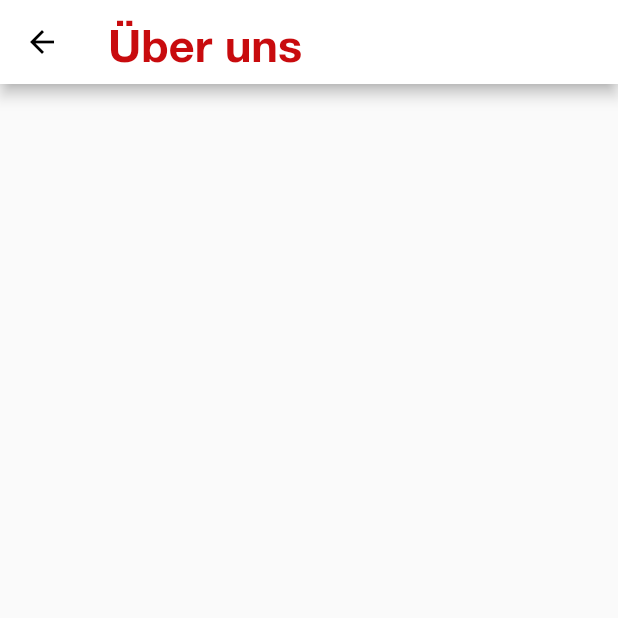
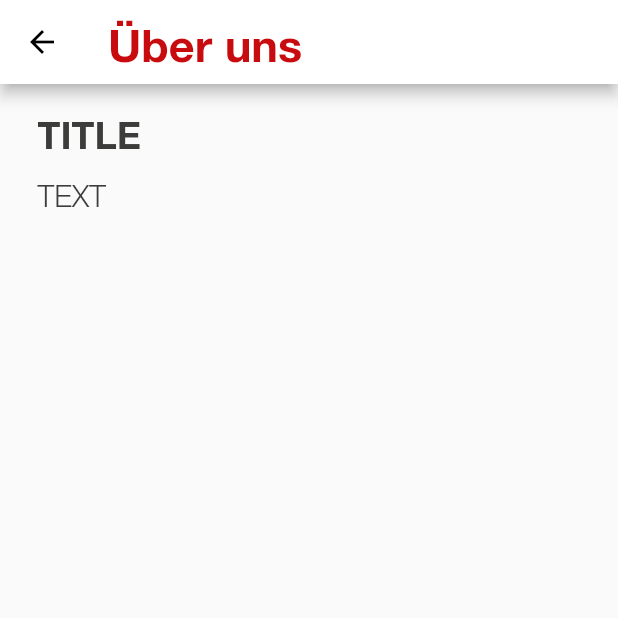
Before and after one commit to RemoCharles/whes-tablet-app, a Flutter app: the AboutUs screen opened directly, on a phone screen of 412 x 824 dp, the top half of it. Run offline on Flutter 3.47's test engine with Material 2 defaults, Android fonts, the phone set to English and light mode, and no system bars; our stand-ins replace shared_preferences; accounts and stored records are empty.

Commit message:
Added text and title widget and logic for about us and unesco site

```diff
--- a/lib/pages/about_us_site.dart
+++ b/lib/pages/about_us_site.dart
@@ -19,6 +19,24 @@ class _AboutUsState extends State<AboutUs> {
         title: Text(getTranslated(context, 'about_us_title'),
             style: Styles.textTitle),
       ),
+      body: Column(
+        crossAxisAlignment: CrossAxisAlignment.stretch,
+        mainAxisAlignment: MainAxisAlignment.start,
+        children: [_sectionTitle("TITLE"), _sectionText("TEXT")],
+      ),
     );
   }
+
+  Widget _sectionTitle(String text) {
+    return Container(
+        padding: EdgeInsets.fromLTRB(25.0, 25.0, 25.0, 10.0),
+        child: Text(text,
+            textAlign: TextAlign.left, style: Styles.textLowerTitle));
+  }
+
+  Widget _sectionText(String text) {
+    return Container(
+        padding: EdgeInsets.fromLTRB(25.0, 15.0, 25.0, 15.0),
+        child: Text(text, style: Styles.textText));
+  }
 }
--- a/lib/pages/unesco_site.dart
+++ b/lib/pages/unesco_site.dart
@@ -19,6 +19,33 @@ class _UnescoState extends State<Unesco> {
         title: Text(getTranslated(context, 'unesco_title'),
             style: Styles.textTitle),
       ),
+      body: SingleChildScrollView(
+        child: Column(
+          crossAxisAlignment: CrossAxisAlignment.start,
+          mainAxisAlignment: MainAxisAlignment.start,
+          children: [
+            _sectionTitle(getTranslated(context, "unesco_first_title")),
+            _sectionText(getTranslated(context, "unesco_first_text"))
+          ],
+        ),
+      ),
     );
   }
+
+  Widget _sectionTitle(String text) {
+    return Container(
+        padding: EdgeInsets.fromLTRB(25.0, 25.0, 25.0, 10.0),
+        child: Text(text,
+            textAlign: TextAlign.left, style: Styles.textLowerTitle));
+  }
+
+  Widget _sectionText(String text) {
+    return Container(
+        padding: EdgeInsets.fromLTRB(25.0, 15.0, 25.0, 15.0),
+        child: Text(
+          text,
+          style: Styles.textText,
+          textAlign: TextAlign.left,
+        ));
+  }
 }
```
